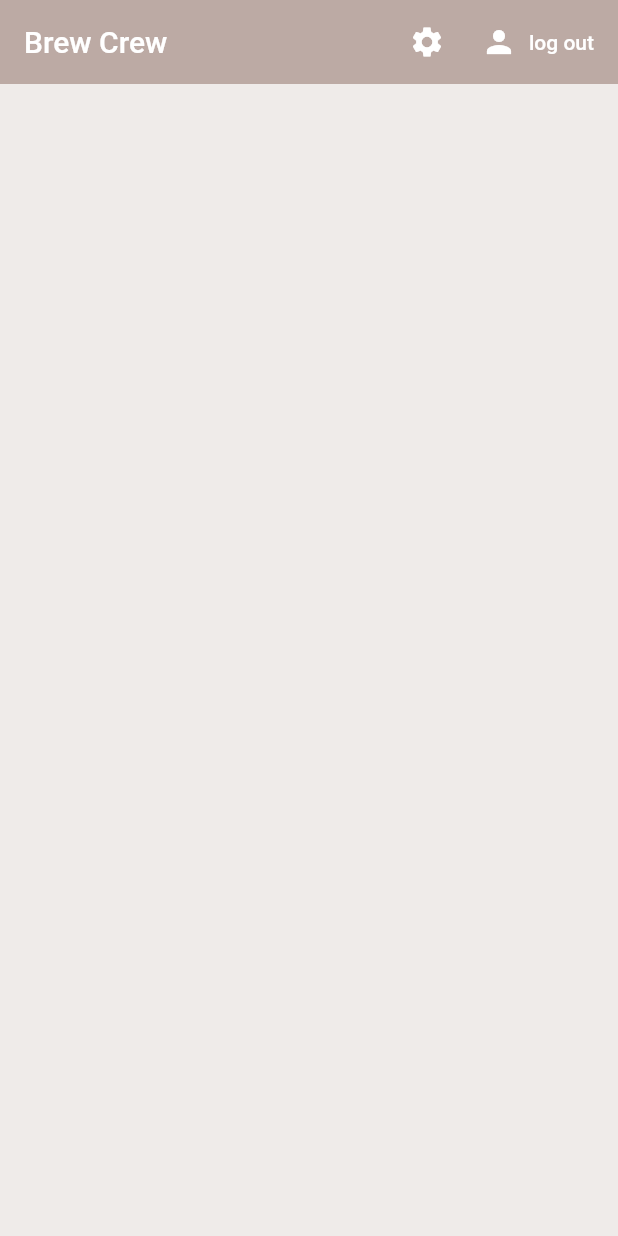
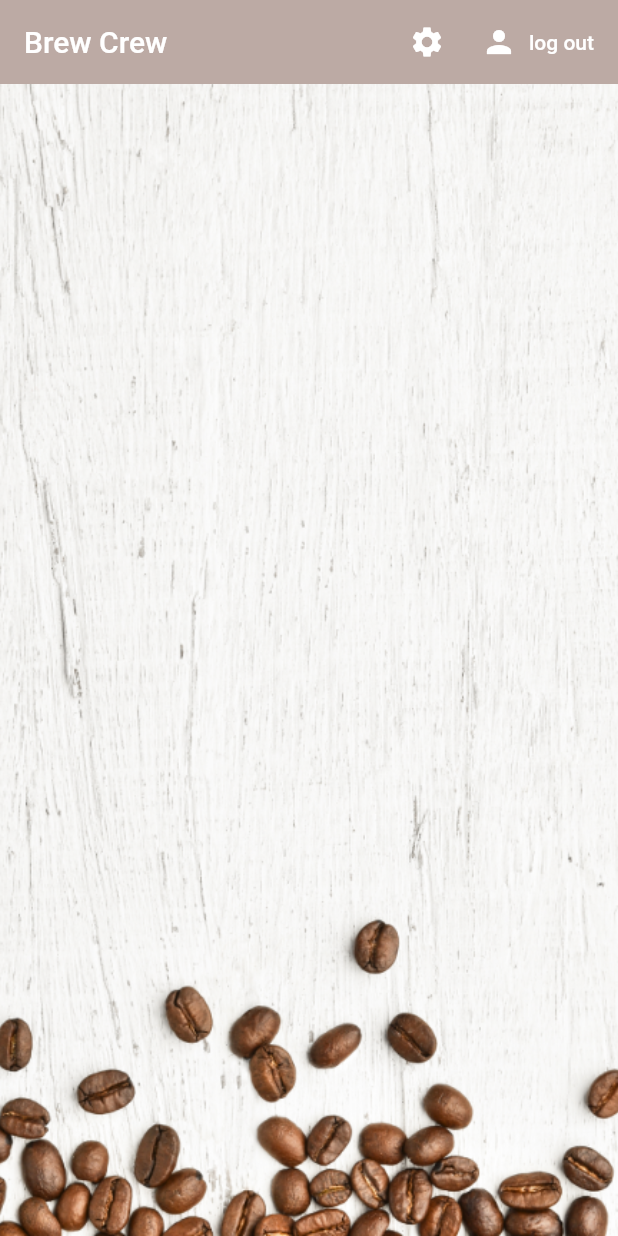
Before and after one commit to joeloudjinz/flutter_coffee, a Flutter app: the screen it shows once a user with an empty profile is signed in, on a phone screen of 412 x 824 dp. Run offline on Flutter 3.47's test engine with Material 2 defaults, Android fonts, the phone set to English and light mode, and no system bars; our stand-ins replace cloud_firestore, firebase_auth, flutter_spinkit; accounts and stored records are empty.

```diff
--- a/lib/screens/home/brew-tile.dart
+++ b/lib/screens/home/brew-tile.dart
@@ -14,6 +14,7 @@ class BrewTile extends StatelessWidget {
           leading: CircleAvatar(
             radius: 25.0,
             backgroundColor: Colors.brown[brew.strength],
+            backgroundImage: AssetImage('assets/coffee_icon.png'),
           ),
           title: Text(
             brew.name.toUpperCase()
--- a/lib/screens/home/home.dart
+++ b/lib/screens/home/home.dart
@@ -51,7 +51,15 @@ class Home extends StatelessWidget {
             ),
           ],
         ),
-        body: BrewList(),
+        body: Container(
+          decoration: BoxDecoration(
+            image: DecorationImage(
+              image: AssetImage('assets/coffee_bg.png'),
+              fit: BoxFit.cover
+            ),
+          ),
+          child: BrewList(),
+        ),
       ),
     );
   }
```
